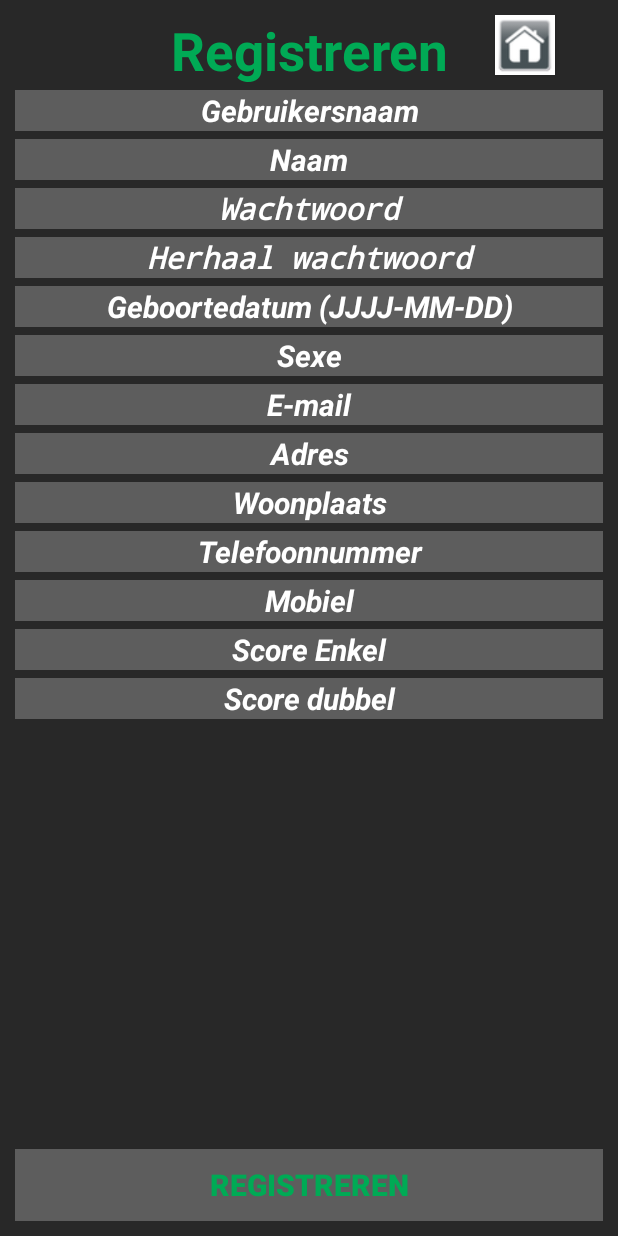
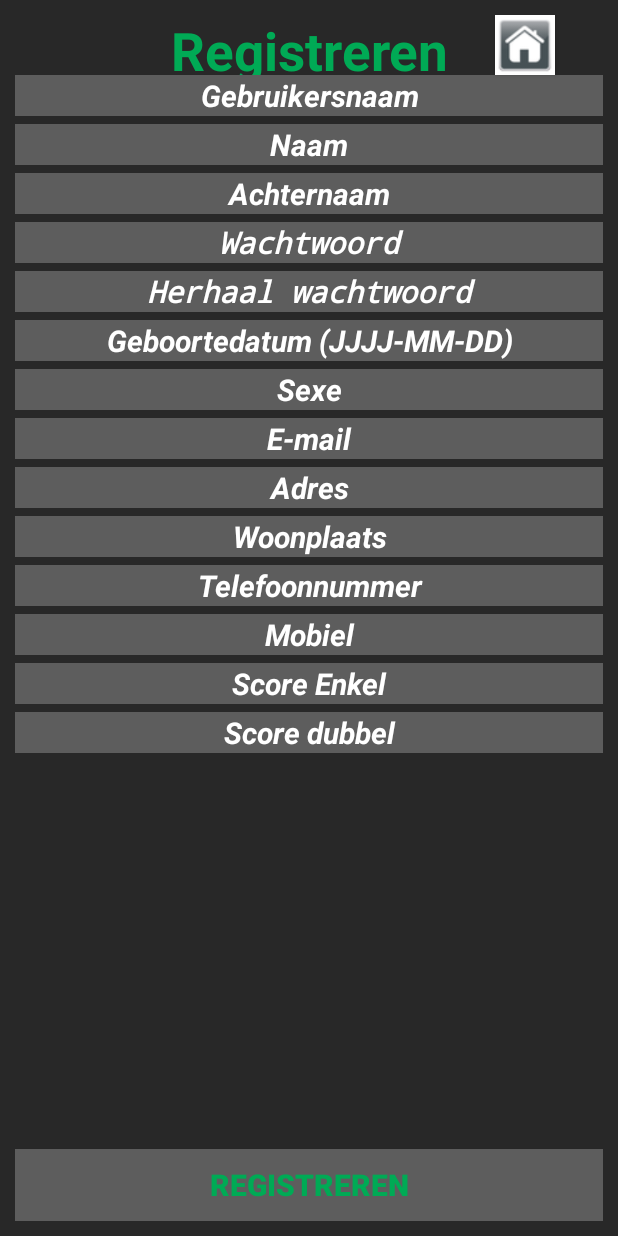
Before and after one commit to pasibun/MatchFixing, an Android app: the Register screen opened directly, with no data from a screen before it, on a phone screen of 412 x 824 dp. Run offline under Robolectric (Android 15) with nearby library versions, the phone set to English and light mode, and no system bars.

Commit message:
Added lastname functionallity

```diff
--- a/app/src/main/java/com/matchfixing/minor/matchfixing/Login.java
+++ b/app/src/main/java/com/matchfixing/minor/matchfixing/Login.java
@@ -53,6 +53,7 @@ public class Login extends Activity{
             if(us.getPassword().matches(Password) && us.getUsername().matches(Name)) {
                 PersonaliaSingleton.getInstance().setUserID(us.GetUserID());
                 PersonaliaSingleton.getInstance().SetName(us.getfName());
+                PersonaliaSingleton.getInstance().SetLastName(us.getlName());
                 PersonaliaSingleton.getInstance().SetEmail(us.getEmail());
                 PersonaliaSingleton.getInstance().SetAddress(us.getAddress());
                 PersonaliaSingleton.getInstance().SetCity(us.getCity());
--- a/app/src/main/java/com/matchfixing/minor/matchfixing/PersonaliaSingleton.java
+++ b/app/src/main/java/com/matchfixing/minor/matchfixing/PersonaliaSingleton.java
@@ -39,10 +39,15 @@ public class PersonaliaSingleton {
         this.name = name;
     }
 
+    private String lastName;
+    public void SetLastName(String lastName) {this.lastName = lastName;}
+
     public String GetName()
     {
         return name;
     }
+
+    public String GetLastName(){return lastName;}
 
     private String address;
     public void SetAddress(String address) {this.address = address;}
--- a/app/src/main/java/com/matchfixing/minor/matchfixing/Profile.java
+++ b/app/src/main/java/com/matchfixing/minor/matchfixing/Profile.java
@@ -13,7 +13,7 @@ import android.widget.TextView;
 public class Profile extends Activity {
 
     static String userID;
-    String name, username, birthDate, gender, email, address, city, phone, mobile;
+    String name, lastname, username, birthDate, gender, email, address, city, phone, mobile;
     double singleScore, doubleScore;
     public static TextView nameTV,userNameTV, dateOfBirthTV, genderTV, emailTV, adressTV, cityTV, phoneTV, mobileTV, singleScoreTV, doubleScoreTV;
     public static Bundle instances;
@@ -50,7 +50,7 @@ public class Profile extends Activity {
 
     private void SetLabels()
     {
-        nameTV.setText(nameTV.getText() + " " +  name);
+        nameTV.setText(nameTV.getText() + " " +  name + " " + lastname);
         userNameTV.setText(userNameTV.getText() + " " +  username);
         dateOfBirthTV.setText(dateOfBirthTV.getText() + ": " +  birthDate);
         genderTV.setText(genderTV.getText() + " " +  gender);
@@ -66,6 +66,7 @@ public class Profile extends Activity {
     public void SetUserInfo()
     {
         name = PersonaliaSingleton.getInstance().GetName();
+        lastname = PersonaliaSingleton.getInstance().GetLastName();
         email = PersonaliaSingleton.getInstance().GetEmail();
         address = PersonaliaSingleton.getInstance().GetAddress();
         city = PersonaliaSingleton.getInstance().GetCity();
--- a/app/src/main/java/com/matchfixing/minor/matchfixing/Register.java
+++ b/app/src/main/java/com/matchfixing/minor/matchfixing/Register.java
@@ -13,9 +13,9 @@ import android.widget.Toast;
  */
 public class Register extends Activity {
 
-    EditText userNameField, nameField,  passwordField, passwordCheckField, ageField, genderField, mailField,
+    EditText userNameField, nameField, lastNameField,  passwordField, passwordCheckField, ageField, genderField, mailField,
              adressField, cityField, phoneField, mobileField, singleScoreField, doubleScoreField;
-    String userName, name, password, passwordcheck, birthDate, playerGender, email, adress, city, phone, mobile, singleScore, doubleScore;
+    String userName, name, lastName, password, passwordcheck, birthDate, playerGender, email, adress, city, phone, mobile, singleScore, doubleScore;
     private static String msg;
     private static Context ctx;
 
@@ -26,6 +26,7 @@ public class Register extends Activity {
 
         userNameField = (EditText)findViewById(R.id.edtuserid);
         nameField = (EditText)findViewById(R.id.edtfullname);
+        lastNameField = (EditText) findViewById(R.id.edtsurname);
         passwordField = (EditText)findViewById(R.id.edtpass);
         passwordCheckField = (EditText)findViewById(R.id.edtpasscheck);
         ageField = (EditText)findViewById(R.id.edtuserbirthdate);
@@ -48,6 +49,7 @@ public class Register extends Activity {
     public void register_register(View v){
         userName = userNameField.getText().toString();
         name = nameField.getText().toString();
+        lastName = lastNameField.getText().toString();
         password = passwordField.getText().toString();
         passwordcheck = passwordCheckField.getText().toString();
         birthDate = ageField.getText().toString();
@@ -62,7 +64,7 @@ public class Register extends Activity {
 
         if (password.equals(passwordcheck)) {
             if(userName != null && birthDate != null && playerGender != null) {
-                String databaseInput = "username=" + userName + "&name=" + name + "&password=" + password + "&birthDate=" + birthDate + "&playerGender=" + playerGender
+                String databaseInput = "username=" + userName + "&name=" + name + "&lastName=" + lastName + "&password=" + password + "&birthDate=" + birthDate + "&playerGender=" + playerGender
                         + "&email=" + email + "&adress=" + adress + "&city=" + city + "&phone=" + phone + "&mobile=" + mobile
                         + "&singleScore=" + singleScore + "&doubleScore=" + doubleScore;
 
--- a/app/src/main/res/layout/register.xml
+++ b/app/src/main/res/layout/register.xml
@@ -48,11 +48,29 @@
     android:hint="Gebruikersnaam"
     android:textSize="20sp"
     android:id="@+id/edtuserid"
-    android:layout_marginTop="50dp"
+    android:layout_marginTop="40dp"
     android:layout_alignParentLeft="true"
     android:layout_alignParentStart="true"
     android:layout_marginBottom="5dp"
         android:textAlignment="center" />
+
+    <EditText
+    android:layout_width="match_parent"
+    android:layout_height="wrap_content"
+    android:textColor="#ffffff"
+    android:textStyle="bold|italic"
+    android:textColorHint="#ffffff"
+    android:background="#5d5d5d"
+    android:padding="0dp"
+    android:hint="Naam"
+    android:textSize="20sp"
+    android:id="@+id/edtfullname"
+    android:layout_below="@+id/edtuserid"
+    android:layout_alignParentLeft="true"
+    android:layout_alignParentStart="true"
+    android:layout_marginBottom="5dp"
+    android:textAlignment="center" />
+
 
     <EditText
         android:layout_width="match_parent"
@@ -62,10 +80,10 @@
         android:textColorHint="#ffffff"
         android:background="#5d5d5d"
         android:padding="0dp"
-        android:hint="Naam"
+        android:hint="Achternaam"
         android:textSize="20sp"
-        android:id="@+id/edtfullname"
-        android:layout_below="@+id/edtuserid"
+        android:id="@+id/edtsurname"
+        android:layout_below="@+id/edtfullname"
         android:layout_alignParentLeft="true"
         android:layout_alignParentStart="true"
         android:layout_marginBottom="5dp"
@@ -84,7 +102,7 @@
         android:id="@+id/edtpass"
         android:textStyle="bold|italic"
         android:textAllCaps="false"
-        android:layout_below="@+id/edtfullname"
+        android:layout_below="@+id/edtsurname"
         android:layout_alignParentLeft="true"
         android:layout_alignParentStart="true"
         android:layout_marginBottom="5dp"
```
